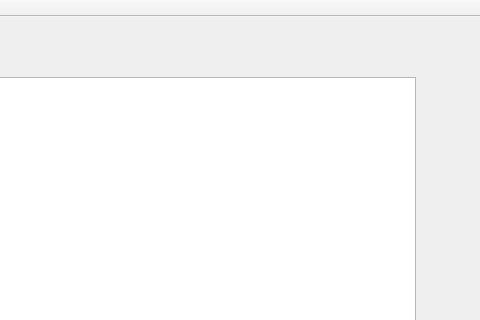
Above: Qt/Train/mainwindow.ui from pascalprimer/DataStructure before the change; both pictures show x 285 to 765 and y 0 to 320 of the 765 by 446 pixel window. Below: the same form after it.
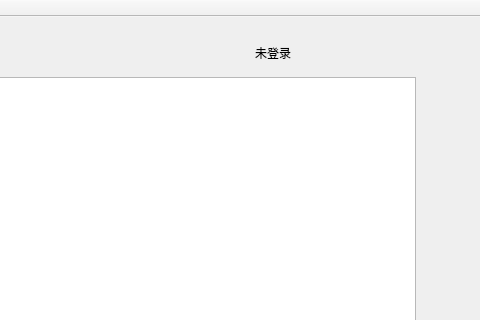
That is the form after the change.

Patch:
```diff
--- a/Qt/Train/mainwindow.ui
+++ b/Qt/Train/mainwindow.ui
@@ -63,6 +63,19 @@
      <string>登出</string>
     </property>
    </widget>
+   <widget class="QLabel" name="now_user">
+    <property name="geometry">
+     <rect>
+      <x>540</x>
+      <y>20</y>
+      <width>111</width>
+      <height>31</height>
+     </rect>
+    </property>
+    <property name="text">
+     <string>未登录</string>
+    </property>
+   </widget>
   </widget>
   <widget class="QMenuBar" name="menuBar">
    <property name="geometry">
```
